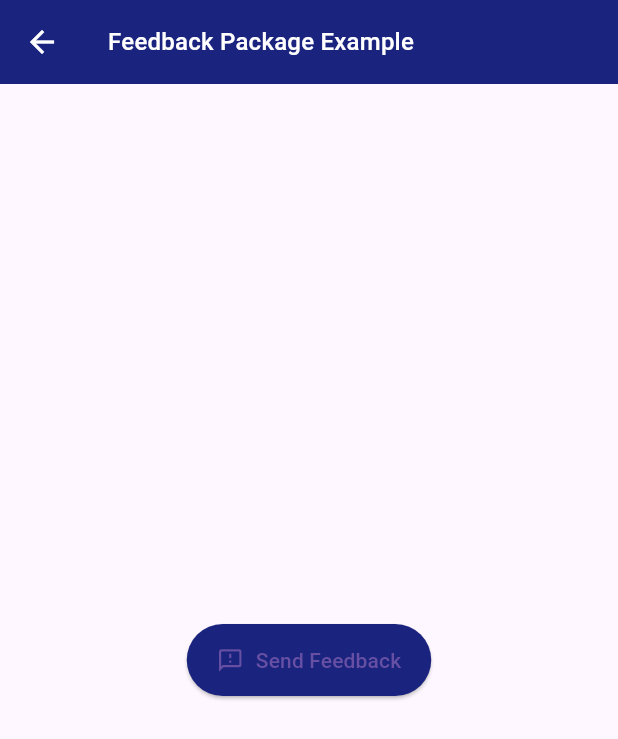
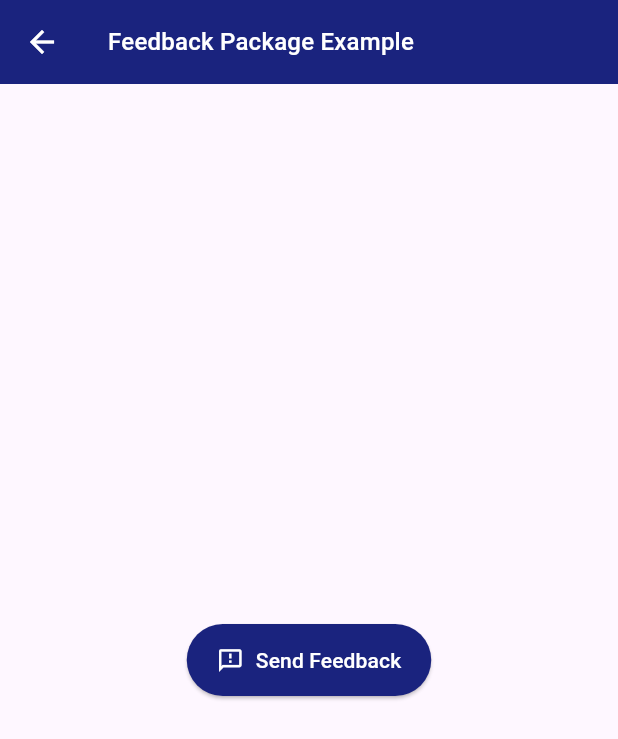
Before and after one commit to Shehryar-dev/useful_packages, a Flutter app: the FeedbackExampleScreen screen opened directly, on a phone screen of 412 x 824 dp. Shown: the top 739 px of the screen. Run offline on Flutter 3.47's test engine with Material 3 defaults, Android fonts, the phone set to English and light mode, and no system bars; our stand-ins replace animate_do, animated_list_plus, device_preview, flutter_rating_bar, flutter_staggered_animations, fluttertoast and 3 more; missing offline and left inert: feedback.

Commit message:
Code Update

```diff
--- a/lib/packages/3_feedback_package/3_feedback_pack.dart
+++ b/lib/packages/3_feedback_package/3_feedback_pack.dart
@@ -27,8 +27,8 @@ class FeedbackExampleScreen extends StatelessWidget {
                   debugPrint('Screenshot: ${feedback.screenshot.length} bytes');
                 });
               },
-              icon: const Icon(Icons.feedback_outlined),
-              label: const Text('Send Feedback'),
+              icon: const Icon(Icons.feedback_outlined, color: Colors.white,),
+              label: const Text('Send Feedback', style: TextStyle(color: Colors.white),),
               style: ElevatedButton.styleFrom(
                 backgroundColor: Colors.indigo.shade900,
                 padding: const EdgeInsets.symmetric(horizontal: 20, vertical: 14),
```
